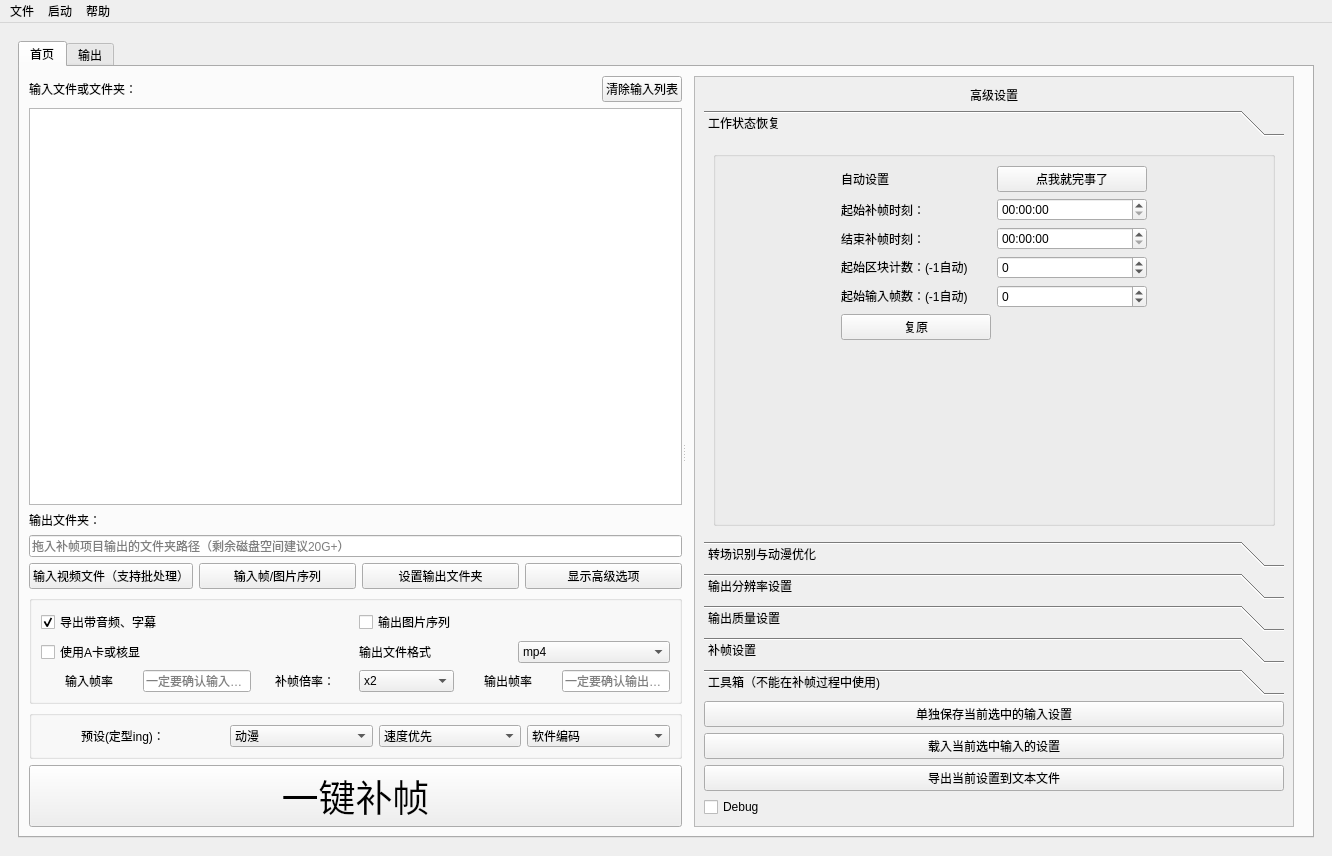
100wman/RIFE_GUI, file Utils/SVFI_UI.ui: the form before one commit.
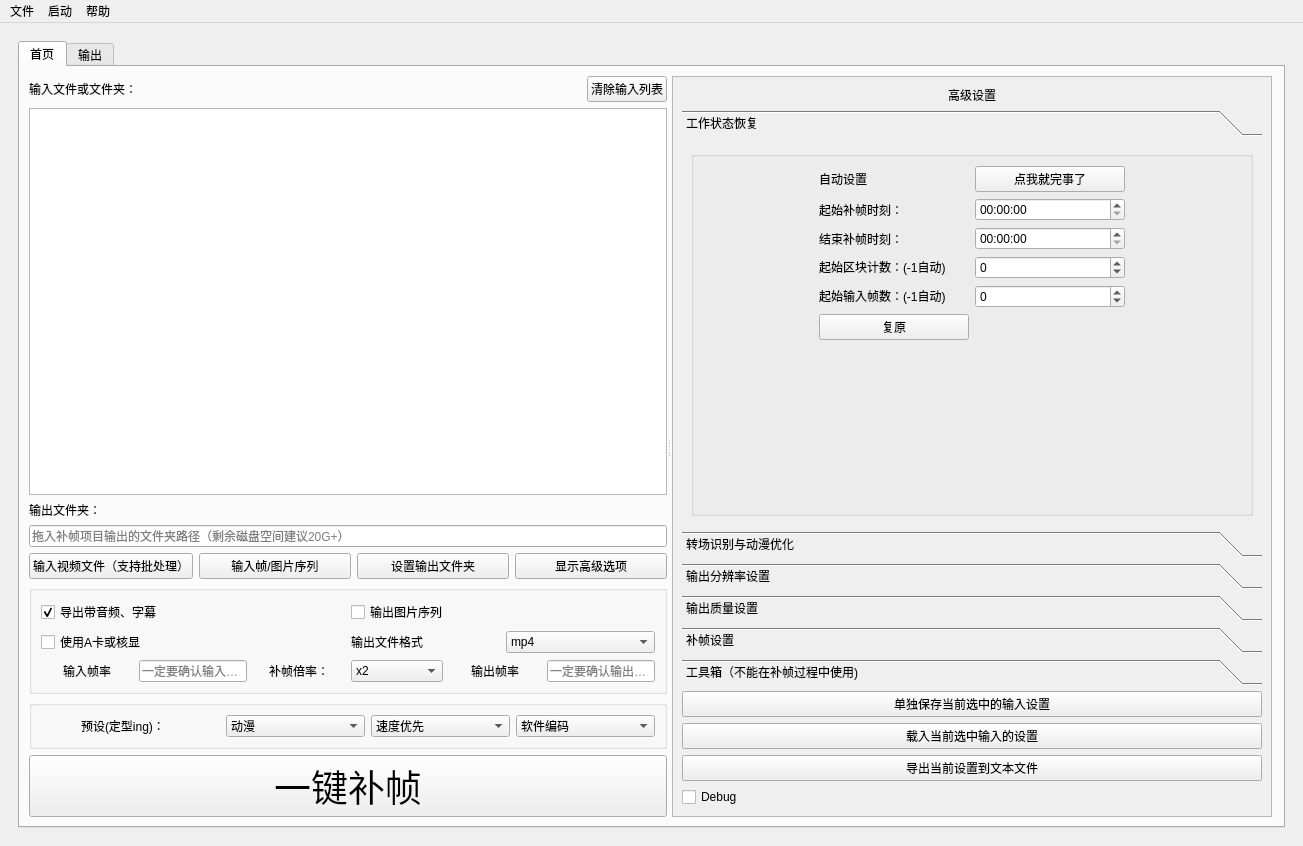
The form after the commit. The open tabs and pages were chosen to show the change. Custom widgets are drawn as their Qt base class.

Commit message: SVFI 3.4.1.alpha functional commit 1. 修复一拍三遇到纯色帧序列时的卡顿 2. 修复单一识别模式爆错 3. 优化一拍N去除前的显示机制（展示进度条） 4. 加入安静模式（无软件弹窗） 5. 替换新图标 6. 关闭黑色弹窗

```diff
--- a/Utils/SVFI_UI.ui
+++ b/Utils/SVFI_UI.ui
@@ -6,8 +6,8 @@
    <rect>
     <x>0</x>
     <y>0</y>
-    <width>1332</width>
-    <height>856</height>
+    <width>1303</width>
+    <height>846</height>
    </rect>
   </property>
   <property name="windowTitle">
@@ -581,8 +581,8 @@
                    <rect>
                     <x>0</x>
                     <y>0</y>
-                    <width>571</width>
-                    <height>734</height>
+                    <width>557</width>
+                    <height>724</height>
                    </rect>
                   </property>
                   <layout class="QGridLayout" name="gridLayout_10">
@@ -637,8 +637,8 @@
                        <rect>
                         <x>0</x>
                         <y>0</y>
-                        <width>553</width>
-                        <height>431</height>
+                        <width>539</width>
+                        <height>421</height>
                        </rect>
                       </property>
                       <attribute name="label">
@@ -2721,7 +2721,7 @@
     <rect>
      <x>0</x>
      <y>0</y>
-     <width>1332</width>
+     <width>1303</width>
      <height>23</height>
     </rect>
    </property>
```
Left out of the diff: 16 changed lines with no effect on the pictures. The commit also changes 12 other files.
